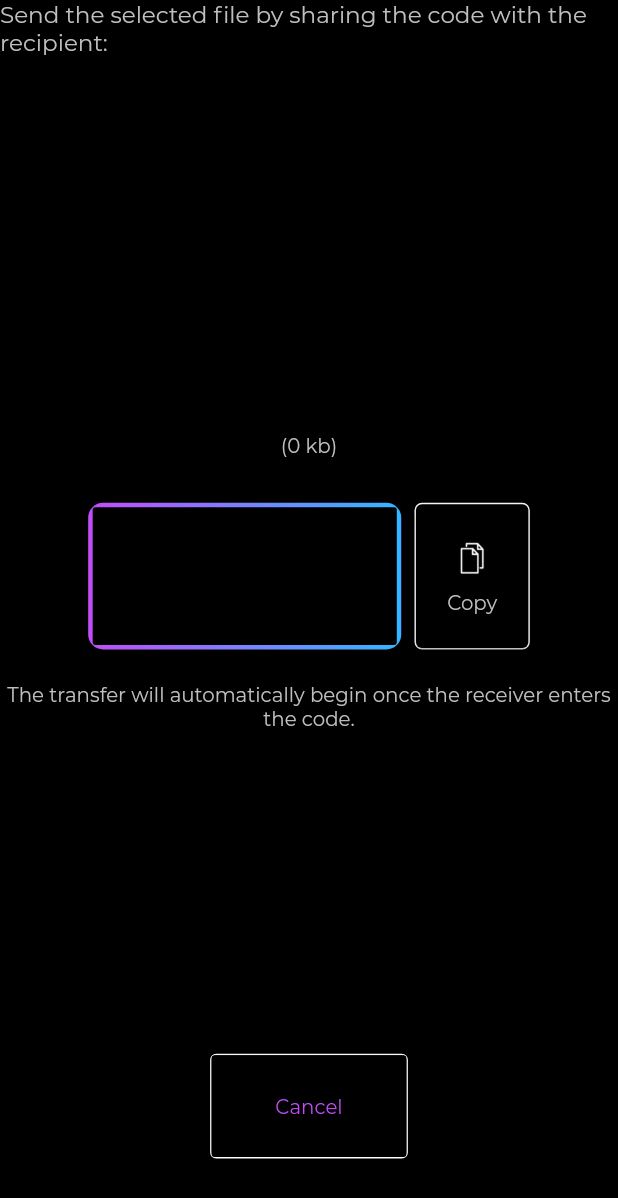
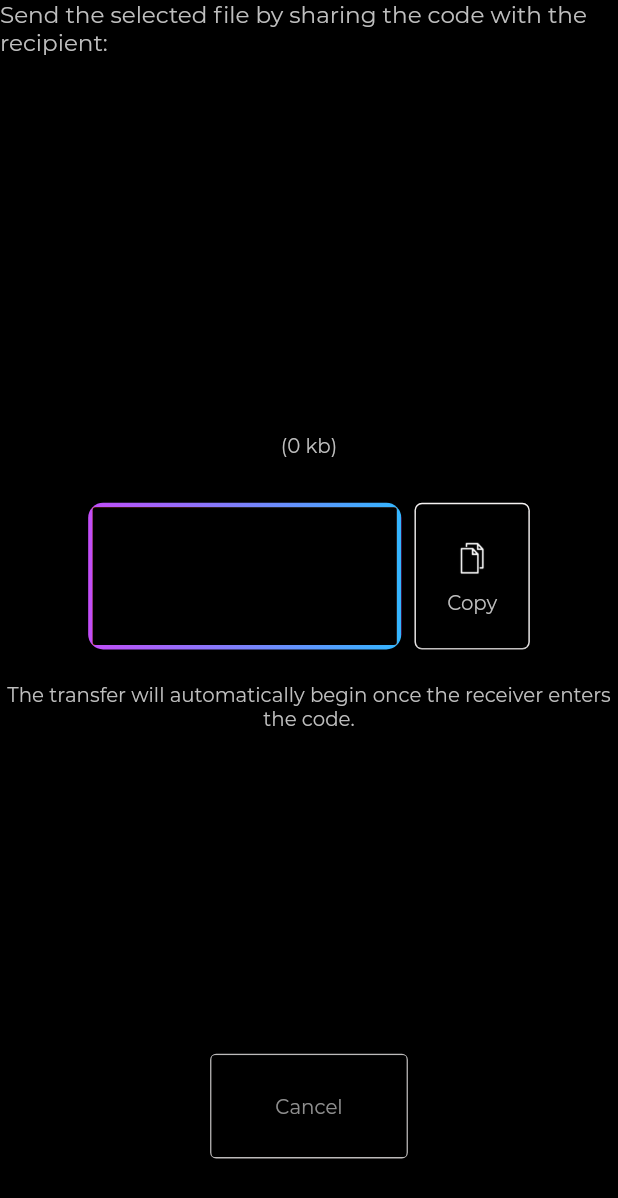
Before and after one commit to LeastAuthority/destiny, a Flutter app: the CodeGeneration widget shown alone on an empty page, opened directly with empty values, on a phone screen of 412 x 824 dp. Shown: the top 1198 px of the screen. Run offline on Flutter 3.47's test engine with Material 2 defaults, Android fonts, the phone set to English and light mode, and no system bars; our stand-ins replace basic_utils, dotted_border, file_picker, flutter_screenutil, intro_slider, shared_preferences; missing offline and left inert: desktop_drop; accounts and stored records are empty; project files that could hold a hidden picture were left out.

Commit message:
button widget refactor

```diff
--- a/lib/views/mobile/receive/widgets/EnterCode.dart
+++ b/lib/views/mobile/receive/widgets/EnterCode.dart
@@ -52,14 +52,12 @@ class EnterCode extends StatelessWidget {
                  title: NEXT,
                  handleSelectFile: () {},
                  disabled: false,
-                 opacity: 1.0,
                  key: Key(RECEIVE_SCREEN_NEXT_BTN_ENABLED)
              ) :
                 Button(
                     title: NEXT,
                     handleSelectFile: () {},
-                    disabled: false,
-                    opacity: 0.75,
+                    disabled: true,
                     key: Key(RECEIVE_SCREEN_NEXT_BTN_DISABLED)
                 )
           // Button(CANCEL, () {}),
--- a/lib/views/mobile/send/widgets/CodeGeneration.dart
+++ b/lib/views/mobile/send/widgets/CodeGeneration.dart
@@ -63,14 +63,12 @@ class CodeGeneration extends StatelessWidget {
                   title: CANCEL,
                   handleSelectFile: () {},
                   disabled: false,
-                  opacity: 1.0
               )
                 :
             Button(
                 title: CANCEL,
                 handleSelectFile: () {},
                 disabled: true,
-                opacity: 1.0
             ),
             SizedBox(
               height: 37.0.h,
--- a/lib/views/mobile/send/widgets/SendingProgress.dart
+++ b/lib/views/mobile/send/widgets/SendingProgress.dart
@@ -32,7 +32,7 @@ class SendingProgress extends StatelessWidget {
           textStyle: Theme.of(context).textTheme.bodyText1,
           key: Key('APP_MUST_REMAIN_OPEN'),
         ),
-        Button(title: 'Cancel', handleSelectFile: () {}, disabled: false, opacity: 1.0)
+        Button(title: 'Cancel', handleSelectFile: () {}, disabled: false)
       ],
     );
   }
--- a/lib/views/mobile/settings.dart
+++ b/lib/views/mobile/settings.dart
@@ -81,7 +81,6 @@ class _SettingsState extends State<Settings> {
                           title: BACK,
                           handleSelectFile: () {Navigator.pop(context);},
                           disabled: false,
-                          opacity: 1.0
                       )
                     ]
                 ),
--- a/lib/views/mobile/widgets/buttons/Button.dart
+++ b/lib/views/mobile/widgets/buttons/Button.dart
@@ -5,27 +5,21 @@ import 'package:flutter_screenutil/flutter_screenutil.dart';
 class Button extends StatelessWidget {
   String title = '';
   Function handleSelectFile = () {};
-  bool? disabled;
-  double opacity = 1.0;
+  bool disabled = false;
   Button({
     Key? key,
     required Function handleSelectFile,
-    bool? disabled,
+    required bool disabled,
     required String title,
-    required double opacity,
   }):super(key:key){
     this.handleSelectFile = handleSelectFile;
     this.title = title;
     this.disabled = disabled;
-    this.opacity = opacity;
   }
   @override
   Widget build(BuildContext context) {
-     Color? color = disabled == true ?
-      Theme.of(context).primaryColor :
-        Theme.of(context).textTheme.bodyText2!.color;
     return  Opacity (
-      opacity: opacity,
+      opacity: disabled? 0.75: 1.00,
       child: Container(
         margin: EdgeInsets.only(top:22.0.h),
         decoration: const BoxDecoration(
@@ -43,12 +37,7 @@ class Button extends StatelessWidget {
           onPressed: () => handleSelectFile(),
           color: Theme.of(context).scaffoldBackgroundColor,
           child:Text('${title}',
-              style: TextStyle (
-                color: color,
-                fontWeight: Theme.of(context).textTheme.bodyText2!.fontWeight,
-                fontSize: Theme.of(context).textTheme.bodyText2!.fontSize,
-                fontFamily: Theme.of(context).textTheme.bodyText2!.fontFamily,
-              )
+              style: Theme.of(context).textTheme.bodyText2
           ),
         ),
       )
--- /dev/null
+++ b/lib/views/widgets/GradientBorder.dart
@@ -0,0 +1,92 @@
+import 'package:flutter/painting.dart';
+import 'package:meta/meta.dart';
+
+class GradientBorder extends Border {
+  final Gradient borderGradient;
+  final double width;
+
+  const GradientBorder({this.width = 0.0, required this.borderGradient})
+      : assert(borderGradient != null),
+        super();
+
+  @override
+  void paint(
+      Canvas canvas,
+      Rect rect,
+      {
+          TextDirection? textDirection,
+         shape = BoxShape.rectangle,
+         BorderRadius? borderRadius
+      }) {
+    if (isUniform) {
+      switch (shape) {
+        case BoxShape.circle:
+          assert(borderRadius == null,
+          'A borderRadius can only be given for rectangular boxes.');
+          this._paintGradientBorderWithCircle(canvas, rect);
+          break;
+        case BoxShape.rectangle:
+          if (borderRadius != null) {
+            this._paintGradientBorderWithRadius(canvas, rect, borderRadius);
+            return;
+          }
+          this._paintGradientBorderWithRectangle(canvas, rect);
+          break;
+      }
+      return;
+    }
+  }
+
+  void _paintGradientBorderWithRadius(
+      Canvas canvas, Rect rect, BorderRadius borderRadius) {
+    final Paint paint = Paint();
+    final RRect outer = borderRadius.toRRect(rect);
+
+    paint.shader = borderGradient.createShader(outer.outerRect);
+
+    if (width == 0.0) {
+      paint
+        ..style = PaintingStyle.stroke
+        ..strokeWidth = 0.0;
+      canvas.drawRRect(outer, paint);
+    } else {
+      final RRect inner = outer.deflate(width);
+      canvas.drawDRRect(outer, inner, paint);
+    }
+  }
+
+  void _paintGradientBorderWithCircle(Canvas canvas, Rect rect) {
+    final double radius = (rect.shortestSide - width) / 2.0;
+    final Paint paint = Paint();
+    paint
+      ..strokeWidth = width
+      ..style = PaintingStyle.stroke
+      ..shader = borderGradient
+          .createShader(Rect.fromCircle(center: rect.center, radius: radius));
+
+    canvas.drawCircle(rect.center, radius, paint);
+  }
+
+  void _paintGradientBorderWithRectangle(Canvas canvas, Rect rect) {
+    final Paint paint = Paint();
+    paint
+      ..strokeWidth = width
+      ..shader = borderGradient.createShader(rect)
+      ..style = PaintingStyle.stroke;
+
+    canvas.drawRect(rect.deflate(width / 2.0), paint);
+  }
+
+  factory GradientBorder.uniform({
+    Gradient gradient = const LinearGradient(colors: [Color(0x00000000)]),
+    double width = 1.0,
+  }) {
+    return GradientBorder._fromUniform(gradient, width);
+  }
+
+  const GradientBorder._fromUniform(Gradient gradient, double width)
+      : assert(gradient != null),
+        assert(width >= 0.0),
+        borderGradient = gradient,
+        width = width;
+}
```
Also changed, not shown: lib/views/receive/widgets/ReceiveProgress.dart (deleted, +0 -56 lines).
